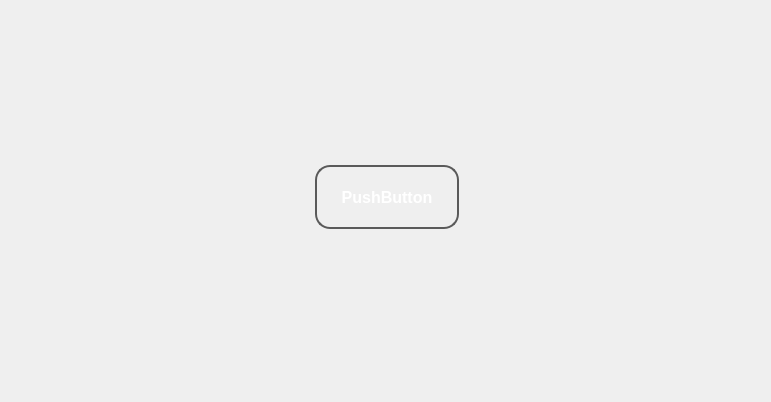
Qt form widget.ui (pinkyrie/ADog) before a commit.
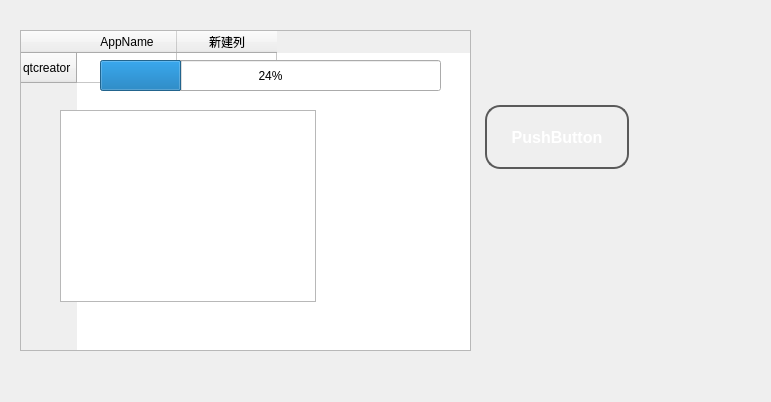
The same form after that commit.

What changed in the file:
```diff
--- a/widget.ui
+++ b/widget.ui
@@ -58,8 +58,8 @@
   <widget class="QPushButton" name="btn_test">
    <property name="geometry">
     <rect>
-     <x>310</x>
-     <y>160</y>
+     <x>480</x>
+     <y>100</y>
      <width>154</width>
      <height>74</height>
     </rect>
@@ -71,6 +71,59 @@
     <string>PushButton</string>
    </property>
   </widget>
+  <widget class="QTableWidget" name="tableWidget">
+   <property name="geometry">
+    <rect>
+     <x>20</x>
+     <y>30</y>
+     <width>451</width>
+     <height>321</height>
+    </rect>
+   </property>
+   <row>
+    <property name="text">
+     <string>qtcreator</string>
+    </property>
+   </row>
+   <column>
+    <property name="text">
+     <string>AppName</string>
+    </property>
+   </column>
+   <column>
+    <property name="text">
+     <string>新建列</string>
+    </property>
+   </column>
+   <item row="0" column="0">
+    <property name="text">
+     <string/>
+    </property>
+   </item>
+  </widget>
+  <widget class="QProgressBar" name="progressBar">
+   <property name="geometry">
+    <rect>
+     <x>100</x>
+     <y>60</y>
+     <width>341</width>
+     <height>31</height>
+    </rect>
+   </property>
+   <property name="value">
+    <number>24</number>
+   </property>
+  </widget>
+  <widget class="QGraphicsView" name="graphicsView">
+   <property name="geometry">
+    <rect>
+     <x>60</x>
+     <y>110</y>
+     <width>256</width>
+     <height>192</height>
+    </rect>
+   </property>
+  </widget>
  </widget>
  <resources/>
  <connections/>
```
